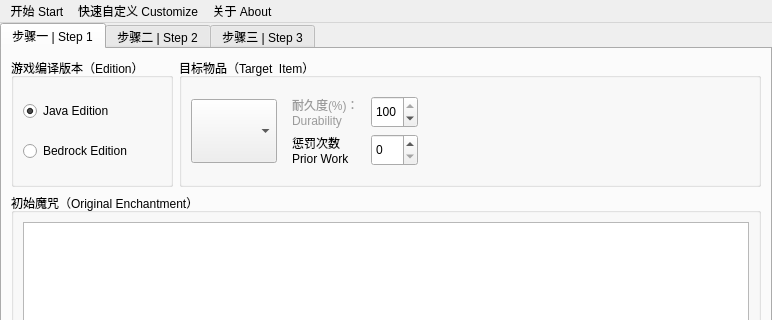
Qt form awindow.ui (Dinosaur-MC/BestEnchSeq) before a commit; both pictures show x 0 to 772 and y 0 to 320 of the 772 by 753 pixel window.
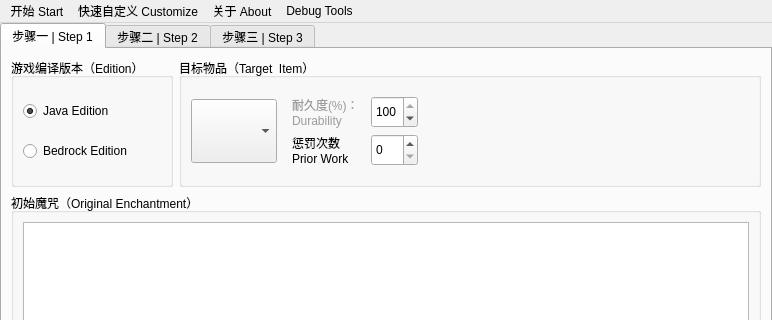
The same form after that commit. Custom widgets are drawn as their Qt base class.

Patch:
```diff
--- a/awindow.ui
+++ b/awindow.ui
@@ -1141,9 +1141,19 @@
     <addaction name="actionWeapon"/>
     <addaction name="actionEnchantment"/>
    </widget>
+   <widget class="QMenu" name="menu_DebugTools">
+    <property name="title">
+     <string>Debug Tools</string>
+    </property>
+    <addaction name="actionA"/>
+    <addaction name="actionB"/>
+    <addaction name="actionC"/>
+    <addaction name="actionD"/>
+   </widget>
    <addaction name="menu_Start"/>
    <addaction name="menu_Customize"/>
    <addaction name="menu_About"/>
+   <addaction name="menu_DebugTools"/>
   </widget>
   <widget class="QStatusBar" name="statusBar"/>
   <action name="actionInport">
```
Left out of the diff: 20 changed lines with no effect on the pictures.
